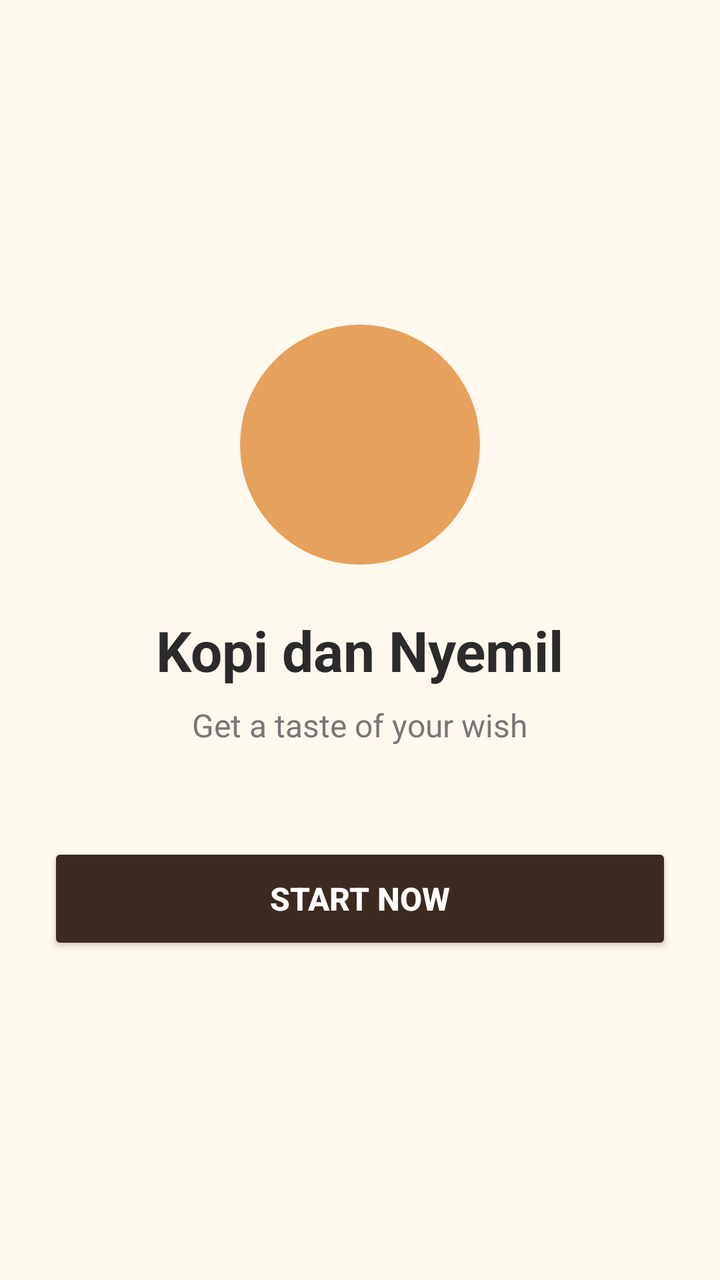
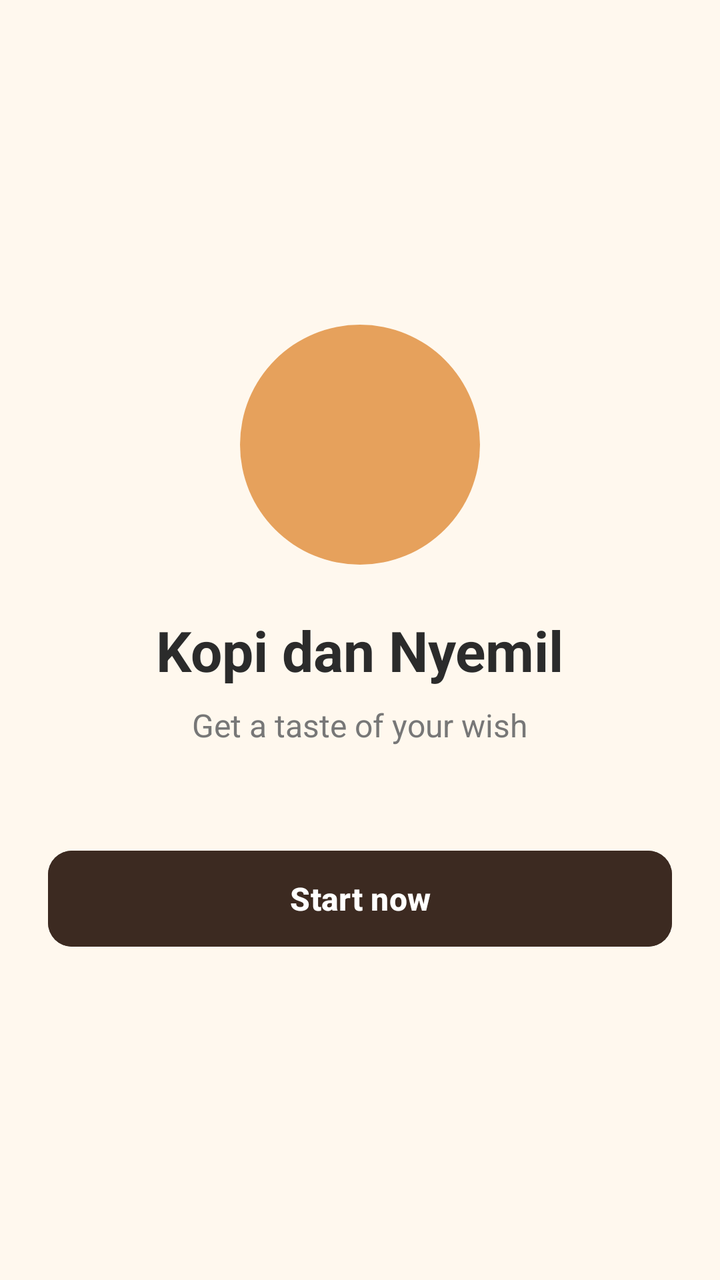

An Android layout rendered at two revisions. The XML below is the earlier revision; the diff shows what the commit changed to produce the second picture.
<!-- AndroidManifest.xml: application theme Theme.KopiDanNyemil -->
<!-- res/layout/activity_splash.xml -->
<?xml version="1.0" encoding="utf-8"?>
<LinearLayout xmlns:android="http://schemas.android.com/apk/res/android"
    xmlns:app="http://schemas.android.com/apk/res-auto"
    android:layout_width="match_parent"
    android:layout_height="match_parent"
    android:background="@color/cream_bg"
    android:gravity="center"
    android:orientation="vertical"
    android:padding="24dp">

    
    <View
        android:layout_width="120dp"
        android:layout_height="120dp"
        android:background="@drawable/bg_circle_logo"
        android:layout_marginBottom="24dp" />

    <TextView
        android:layout_width="wrap_content"
        android:layout_height="wrap_content"
        android:text="Kopi dan Nyemil"
        android:textColor="@color/text_dark"
        android:textSize="28sp"
        android:textStyle="bold"
        android:layout_marginBottom="8dp" />

    <TextView
        android:layout_width="wrap_content"
        android:layout_height="wrap_content"
        android:text="Get a taste of your wish"
        android:textColor="@color/text_muted"
        android:textSize="16sp"
        android:layout_marginBottom="48dp" />

    <Button
        android:id="@+id/btnStartNow"
        android:layout_width="match_parent"
        android:layout_height="56dp"
        android:backgroundTint="@color/coffee_dark"
        android:text="Start now"
        android:textColor="@color/white"
        android:textSize="16sp"
        android:textStyle="bold"
        app:cornerRadius="12dp" />

</LinearLayout>
<!-- resources referenced by this layout -->
<resources>
  <color name="coffee_dark">#3C2A21</color>
  <color name="cream_bg">#FFF8EE</color>
  <color name="text_dark">#2B2B2B</color>
  <color name="text_muted">#777777</color>
  <color name="white">#FFFFFFFF</color>
  <!-- drawable bg_circle_logo (drawable) -->
  <?xml version="1.0" encoding="utf-8"?>
  <shape xmlns:android="http://schemas.android.com/apk/res/android"
      android:shape="oval">
      <solid android:color="@color/accent_orange" />
  </shape>
  <style name="Theme.KopiDanNyemil" parent="Base.Theme.KopiDanNyemil" />
  <color name="accent_orange">#E6A15C</color>
  <style name="Base.Theme.KopiDanNyemil" parent="Theme.Material3.DayNight.NoActionBar">
          <item name="android:windowBackground">@color/cream_bg</item>
          <item name="colorPrimary">@color/coffee_dark</item>
      </style>
</resources>

<!-- the commit's change to res/layout/activity_splash.xml (unified diff, before → after) -->
@@ -32,7 +32,7 @@
         android:textSize="16sp"
         android:layout_marginBottom="48dp" />
 
-    <Button
+    <com.google.android.material.button.MaterialButton
         android:id="@+id/btnStartNow"
         android:layout_width="match_parent"
         android:layout_height="56dp"
